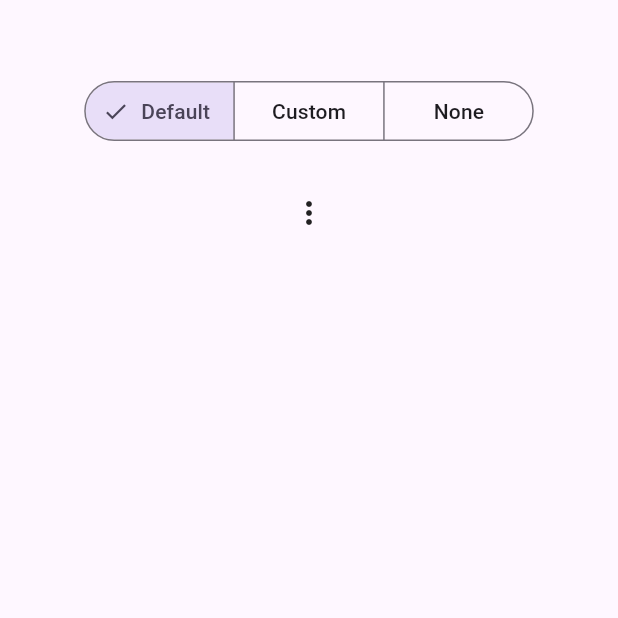
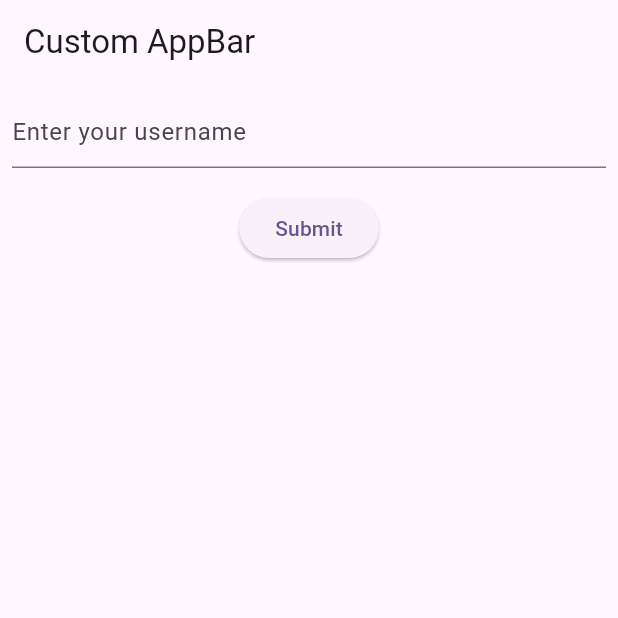
Before and after one commit to CharlesAbuga/FlutterPractice, a Flutter app: the screen it shows after launch, on a phone screen of 412 x 824 dp, the top half of it. Run offline on Flutter 3.47's test engine with Material 3 defaults, Android fonts, the phone set to English and light mode, and no system bars; our stand-ins replace flutter_bloc.

Commit message:
autocomplete widget

```diff
--- /dev/null
+++ b/lib/Pages/custom_app_bar.dart
@@ -0,0 +1,96 @@
+import 'dart:io';
+
+import 'package:flutter/cupertino.dart';
+import 'package:flutter/material.dart';
+
+class CustomAppBar extends StatelessWidget {
+  const CustomAppBar({super.key});
+  static const List<String> _kOptions = <String>[
+    'pizza',
+    'maserati',
+    'chameleon',
+  ];
+
+  @override
+  Widget build(BuildContext context) {
+    if (Platform.isAndroid) {
+      return Scaffold(
+        appBar: AppBar(
+          title: const Text('Custom AppBar'),
+        ),
+        body: SafeArea(
+          child: Padding(
+            padding: const EdgeInsets.all(8.0),
+            child: Column(children: <Widget>[
+              const TextField(
+                decoration: InputDecoration(
+                  hintText: 'Enter your username',
+                ),
+              ),
+              Padding(padding: const EdgeInsets.all(8.0)),
+              ElevatedButton(
+                onPressed: () {},
+                child: const Text('Submit'),
+              ),
+            ]),
+          ),
+        ),
+      );
+    } else if (Platform.isIOS) {
+      return MaterialApp(
+        home: CupertinoPageScaffold(
+          navigationBar: const CupertinoNavigationBar(
+            middle: Text('Custom AppBar'),
+          ),
+          child: SafeArea(
+            child: Padding(
+              padding: const EdgeInsets.all(8.0),
+              child: SingleChildScrollView(
+                child: Column(children: <Widget>[
+                  Text(
+                    'Type the following words to see if autocomplete works ',
+                    style: TextStyle(fontSize: 12),
+                  ),
+                  Material(
+                    child: Autocomplete<String>(
+                      fieldViewBuilder: (BuildContext context,
+                          TextEditingController textEditingController,
+                          FocusNode focusNode,
+                          VoidCallback onFieldSubmitted) {
+                        return CupertinoTextField(
+                          controller: textEditingController,
+                          focusNode: focusNode,
+                          onSubmitted: (String value) {
+                            onFieldSubmitted();
+                          },
+                        );
+                      },
+                      optionsBuilder: (TextEditingValue textEditingValue) {
+                        if (textEditingValue.text == '') {
+                          return const Iterable<String>.empty();
+                        }
+                        return _kOptions.where((String option) {
+                          return option
+                              .contains(textEditingValue.text.toLowerCase());
+                        });
+                      },
+                      onSelected: (String selection) {
+                        print('You just selected $selection');
+                      },
+                    ),
+                  ),
+                  Padding(padding: const EdgeInsets.all(8.0)),
+                  CupertinoButton(
+                      child: Text('Submit'),
+                      color: Colors.blue,
+                      onPressed: () {}),
+                ]),
+              ),
+            ),
+          ),
+        ),
+      );
+    }
+    return Text('Platform not supported');
+  }
+}
--- a/lib/main.dart
+++ b/lib/main.dart
@@ -1,5 +1,6 @@
 import 'package:flutter/material.dart';
 import 'package:flutter_bloc/flutter_bloc.dart';
+import 'package:test_edit_controller/Pages/custom_app_bar.dart';
 import 'package:test_edit_controller/Pages/popupmenubutton.dart';
 import 'package:test_edit_controller/cubit/favourite_items_cubit.dart';
 import 'package:test_edit_controller/global_variables.dart';
@@ -46,7 +47,7 @@ class MyApp extends StatelessWidget {
             colorScheme: ColorScheme.fromSeed(seedColor: Colors.deepPurple),
             useMaterial3: true,
           ),
-          home: PopUpButton()),
+          home: CustomAppBar()),
     );
   }
 }
```
Also changed, not shown: 5 other files.
